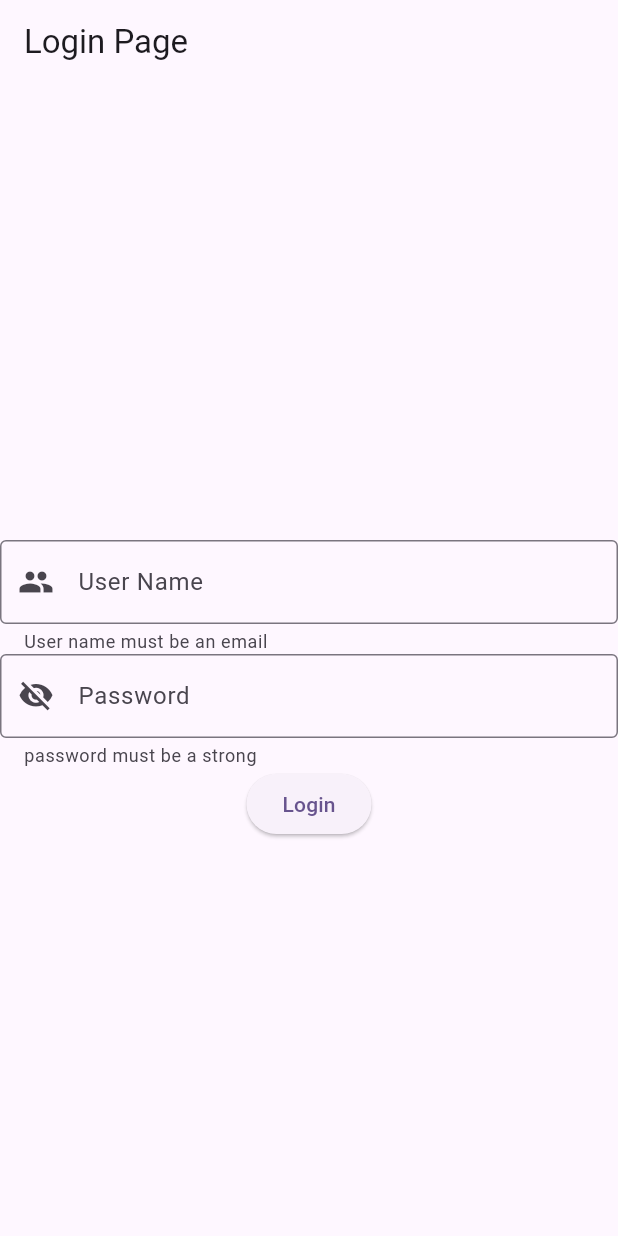
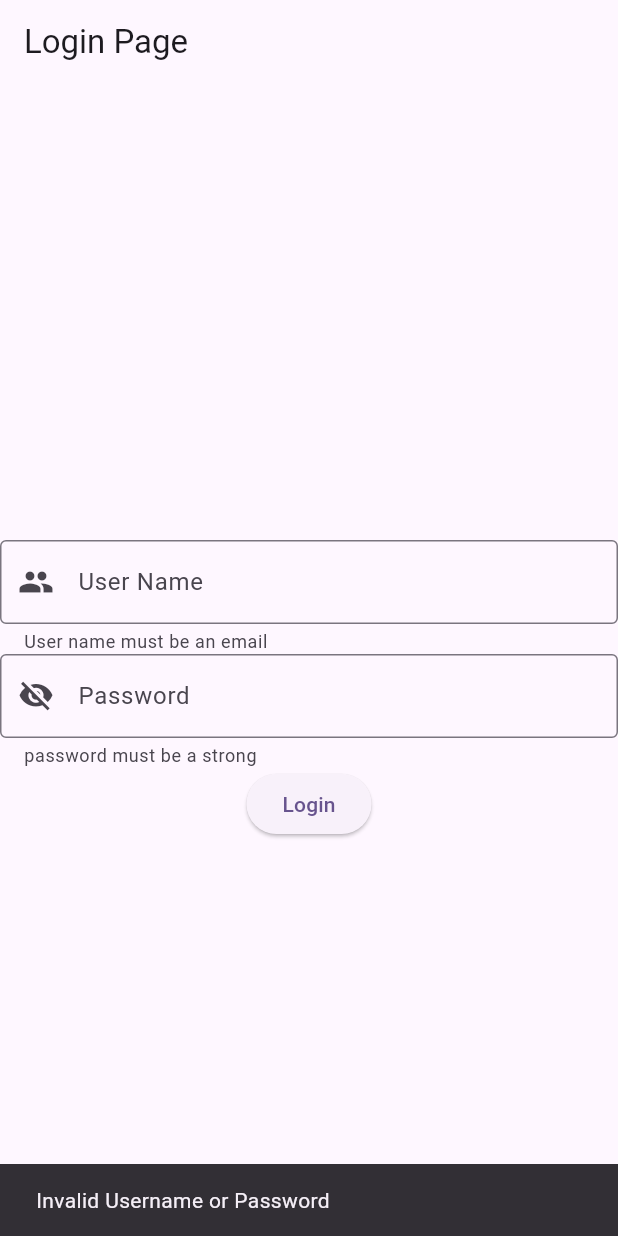
Before and after one commit to Aravind-017/project_june, a Flutter app: the LoginPage screen opened directly, after a tap on "Login", on a phone screen of 412 x 824 dp. Run offline on Flutter 3.47's test engine with Material 2 defaults, Android fonts, the phone set to English and light mode, and no system bars.

Commit message:
initial commit

```diff
--- /dev/null
+++ b/lib/home.dart
@@ -0,0 +1,9 @@
+import 'package:flutter/material.dart';
+
+class HomePage extends StatelessWidget{
+
+  @override
+  Widget build(BuildContext context){
+    return const Placeholder();
+  }
+}
--- a/lib/login.dart
+++ b/lib/login.dart
@@ -1,20 +1,29 @@
 import 'package:flutter/material.dart';
+import 'package:project_june/home.dart';
 
 class LoginPage extends StatelessWidget{
+
+  String uname = "admin";
+  String pwd = "abc123";
+
+  TextEditingController usercontroller = TextEditingController();
+  TextEditingController passcontroller = TextEditingController();
+
   @override
   Widget build(BuildContext context){
     return Scaffold(
       appBar: AppBar(
-        title: Text("Login Page"),
+        title: const Text("Login Page"),
       ),
       body: Center(
         child: Column(
           mainAxisAlignment: MainAxisAlignment.center,
           children: [
-            const Padding(
-                padding: EdgeInsets.all(20.0)),
+            Padding(
+                padding: const EdgeInsets.all(20.0)),
             TextField(
-              decoration: InputDecoration(
+              controller: usercontroller,
+              decoration: const InputDecoration(
                 border: OutlineInputBorder(),
                 prefixIcon: Icon(Icons.people),
                 hintText: "UserName",
@@ -23,8 +32,10 @@ class LoginPage extends StatelessWidget{
               ),
             ),
             TextField(
+              controller: passcontroller,
               obscureText: true,
-              decoration: InputDecoration(
+              obscuringCharacter: '*',
+              decoration: const InputDecoration(
                 border: OutlineInputBorder(),
                 prefixIcon:Icon(Icons.visibility_off_sharp),
                 hintText: "Password",
@@ -32,7 +43,18 @@ class LoginPage extends StatelessWidget{
                 labelText: "Password"),
               ),
 
-            ElevatedButton(onPressed: (){}, child: Text("Login"))
+            ElevatedButton(onPressed: () {
+
+              if(uname == usercontroller.text &&  pwd == passcontroller.text) {
+                Navigator.of(context).push(
+                    MaterialPageRoute(
+                        builder: (context) => HomePage()));
+                usercontroller.text="";
+                passcontroller.text="";
+              }else{
+                ScaffoldMessenger.of(context).showSnackBar(SnackBar(content: Text("Invalid Username or Password")));
+              }
+            }, child: const Text("Login"))
           ],
         ),
       ),
```
